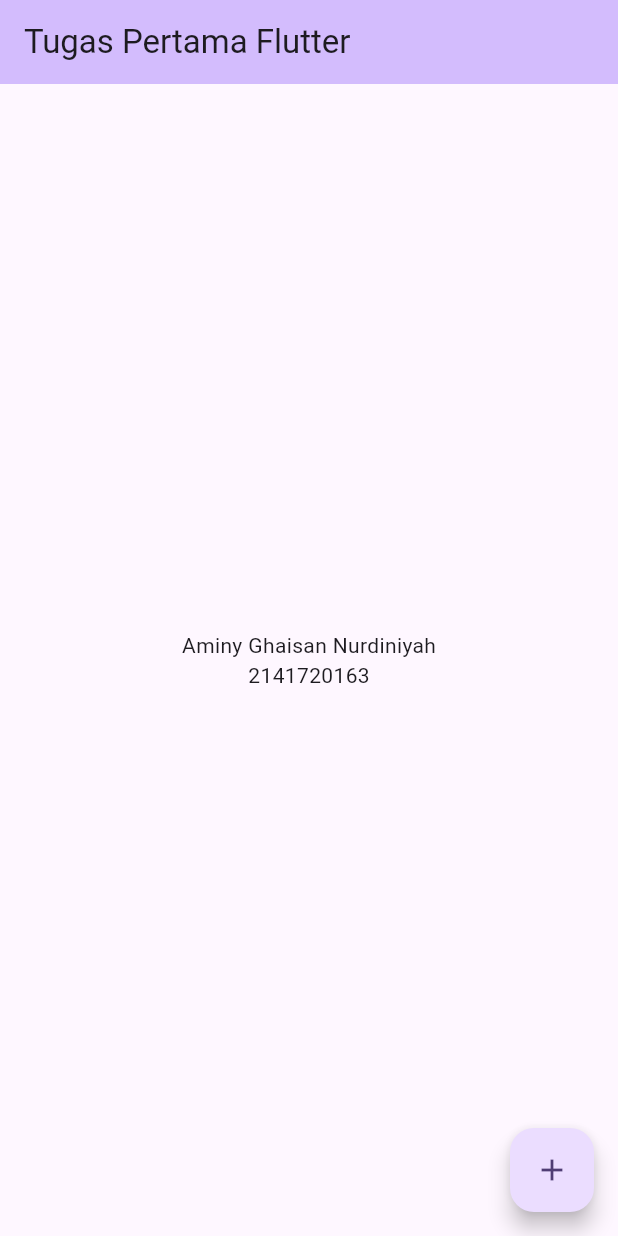
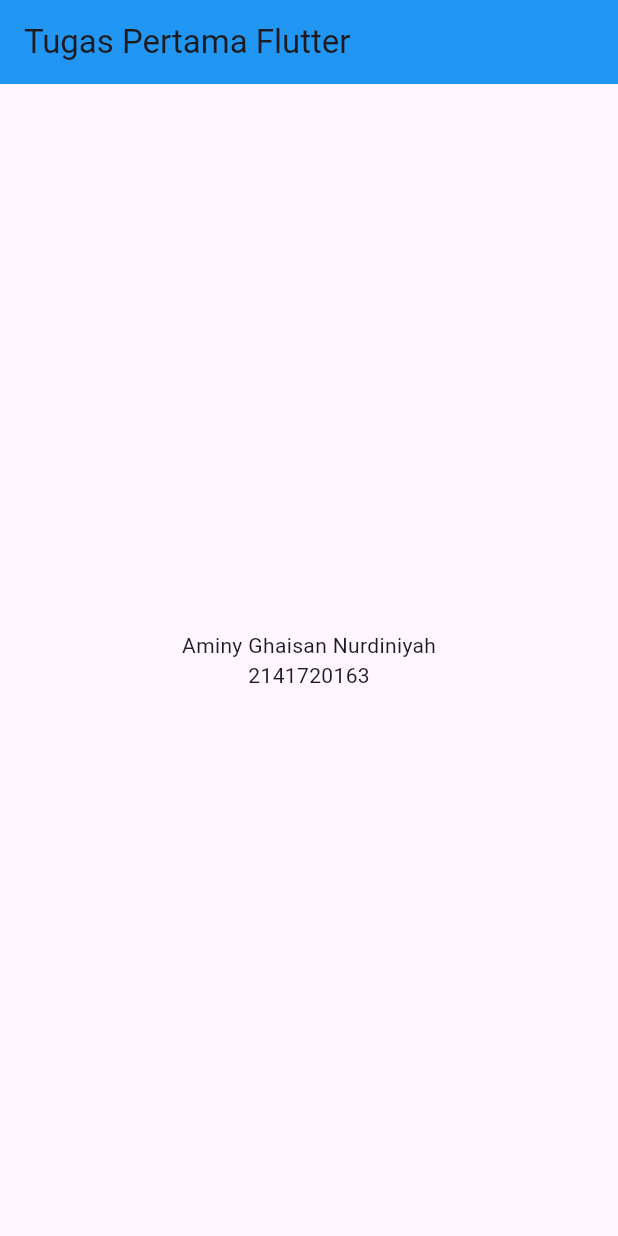
Before and after one commit to aminyG/polinema_mobile_flutter_hello, a Flutter app: the screen it shows after launch, on a phone screen of 412 x 824 dp. Run offline on Flutter 3.47's test engine with Material 2 defaults, Android fonts, the phone set to English and light mode, and no system bars.

Commit message:
ubah bar color

```diff
--- a/lib/main.dart
+++ b/lib/main.dart
@@ -1,4 +1,5 @@
 import 'package:flutter/material.dart';
+import 'package:flutter/services.dart';
 
 void main() {
   runApp(const MyApp());
@@ -7,27 +8,11 @@ void main() {
 class MyApp extends StatelessWidget {
   const MyApp({super.key});
 
-  // This widget is the root of your application.
   @override
   Widget build(BuildContext context) {
     return MaterialApp(
       title: 'Flutter Demo',
       theme: ThemeData(
-        // This is the theme of your application.
-        //
-        // TRY THIS: Try running your application with "flutter run". You'll see
-        // the application has a blue toolbar. Then, without quitting the app,
-        // try changing the seedColor in the colorScheme below to Colors.green
-        // and then invoke "hot reload" (save your changes or press the "hot
-        // reload" button in a Flutter-supported IDE, or press "r" if you used
-        // the command line to start the app).
-        //
-        // Notice that the counter didn't reset back to zero; the application
-        // state is not lost during the reload. To reset the state, use hot
-        // restart instead.
-        //
-        // This works for code too, not just values: Most code changes can be
-        // tested with just a hot reload.
         colorScheme: ColorScheme.fromSeed(seedColor: Colors.deepPurple),
         useMaterial3: true,
       ),
@@ -38,15 +23,6 @@ class MyApp extends StatelessWidget {
 
 class MyHomePage extends StatefulWidget {
   const MyHomePage({super.key, required this.title});
-
-  // This widget is the home page of your application. It is stateful, meaning
-  // that it has a State object (defined below) that contains fields that affect
-  // how it looks.
-
-  // This class is the configuration for the state. It holds the values (in this
-  // case the title) provided by the parent (in this case the App widget) and
-  // used by the build method of the State. Fields in a Widget subclass are
-  // always marked "final".
 
   final String title;
 
@@ -59,50 +35,21 @@ class _MyHomePageState extends State<MyHomePage> {
 
   void _incrementCounter() {
     setState(() {
-      // This call to setState tells the Flutter framework that something has
-      // changed in this State, which causes it to rerun the build method below
-      // so that the display can reflect the updated values. If we changed
-      // _counter without calling setState(), then the build method would not be
-      // called again, and so nothing would appear to happen.
       _counter++;
     });
   }
 
   @override
   Widget build(BuildContext context) {
-    // This method is rerun every time setState is called, for instance as done
-    // by the _incrementCounter method above.
-    //
-    // The Flutter framework has been optimized to make rerunning build methods
-    // fast, so that you can just rebuild anything that needs updating rather
-    // than having to individually change instances of widgets.
     return Scaffold(
       appBar: AppBar(
-        // TRY THIS: Try changing the color here to a specific color (to
-        // Colors.amber, perhaps?) and trigger a hot reload to see the AppBar
-        // change color while the other colors stay the same.
-        backgroundColor: Theme.of(context).colorScheme.inversePrimary,
-        // Here we take the value from the MyHomePage object that was created by
-        // the App.build method, and use it to set our appbar title.
+        backgroundColor: Colors.blue, // Change the color to blue
         title: Text(widget.title),
+        systemOverlayStyle:
+            SystemUiOverlayStyle(statusBarColor: Colors.black26),
       ),
       body: Center(
-        // Center is a layout widget. It takes a single child and positions it
-        // in the middle of the parent.
         child: Column(
-          // Column is also a layout widget. It takes a list of children and
-          // arranges them vertically. By default, it sizes itself to fit its
-          // children horizontally, and tries to be as tall as its parent.
-          //
-          // Column has various properties to control how it sizes itself and
-          // how it positions its children. Here we use mainAxisAlignment to
-          // center the children vertically; the main axis here is the vertical
-          // axis because Columns are vertical (the cross axis would be
-          // horizontal).
-          //
-          // TRY THIS: Invoke "debug painting" (choose the "Toggle Debug Paint"
-          // action in the IDE, or press "p" in the console), to see the
-          // wireframe for each widget.
           mainAxisAlignment: MainAxisAlignment.center,
           children: <Widget>[
             const Text(
@@ -114,11 +61,6 @@ class _MyHomePageState extends State<MyHomePage> {
           ],
         ),
       ),
-      floatingActionButton: FloatingActionButton(
-        onPressed: _incrementCounter,
-        tooltip: 'Increment',
-        child: const Icon(Icons.add),
-      ), // This trailing comma makes auto-formatting nicer for build methods.
     );
   }
 }
```
